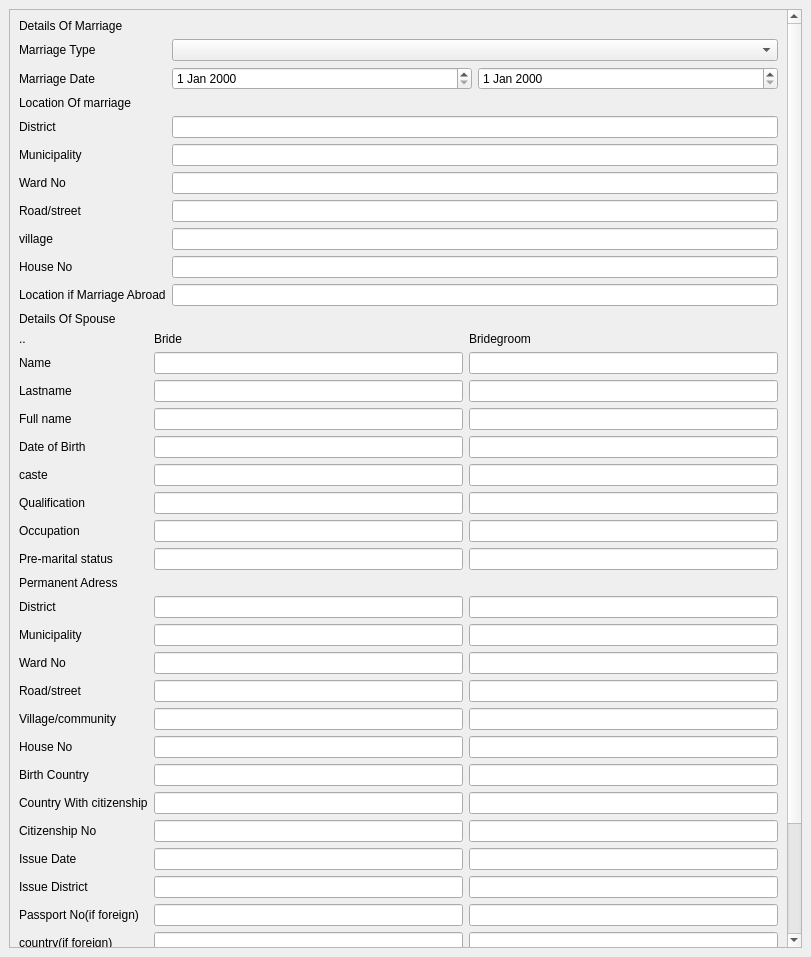
Old version of the form Smartward/forms/marriageregistratioform.ui in the repository cygnus55/smartward.
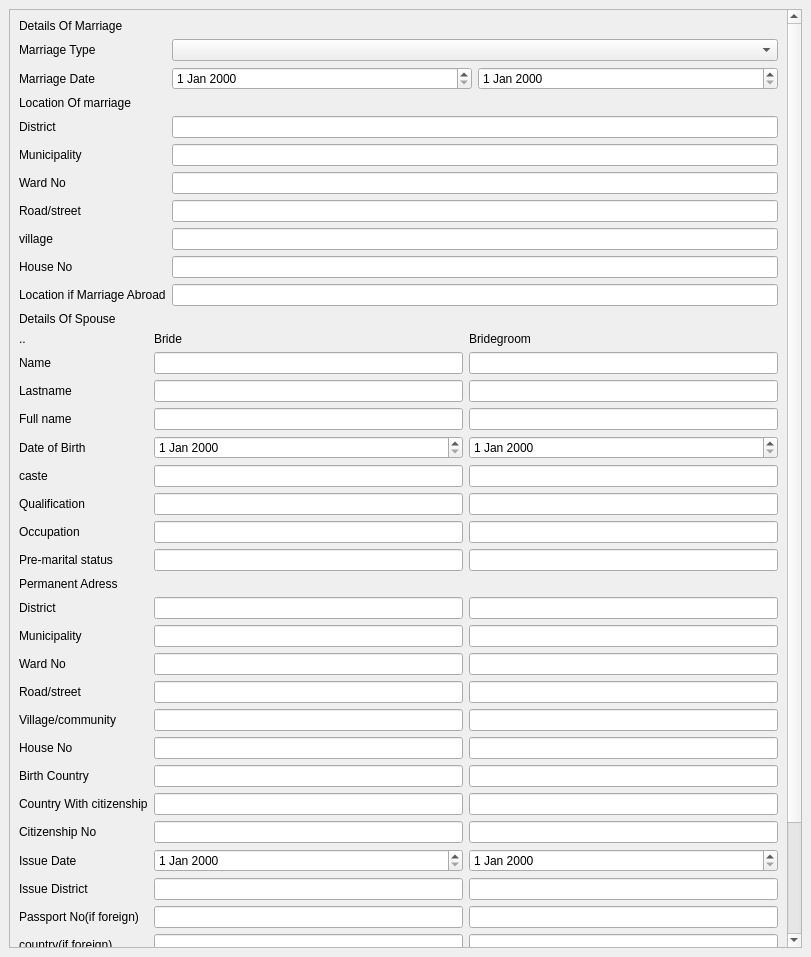
New version of the form.

Commit message: modified marriage registration form ra basaisaari ko incompletexa

```diff
--- a/Smartward/forms/marriageregistratioform.ui
+++ b/Smartward/forms/marriageregistratioform.ui
@@ -233,10 +233,10 @@
           <item row="4" column="1">
            <layout class="QHBoxLayout" name="horizontalLayout_7">
             <item>
-             <widget class="QLineEdit" name="lineEdit_8"/>
+             <widget class="QDateEdit" name="dateEdit_4"/>
             </item>
             <item>
-             <widget class="QLineEdit" name="lineEdit_7"/>
+             <widget class="QDateEdit" name="dateEdit_3"/>
             </item>
            </layout>
           </item>
@@ -481,10 +481,10 @@
           <item row="19" column="1">
            <layout class="QHBoxLayout" name="horizontalLayout_32">
             <item>
-             <widget class="QLineEdit" name="lineEdit_36"/>
+             <widget class="QDateEdit" name="dateEdit_6"/>
             </item>
             <item>
-             <widget class="QLineEdit" name="lineEdit_35"/>
+             <widget class="QDateEdit" name="dateEdit_5"/>
             </item>
            </layout>
           </item>
```
